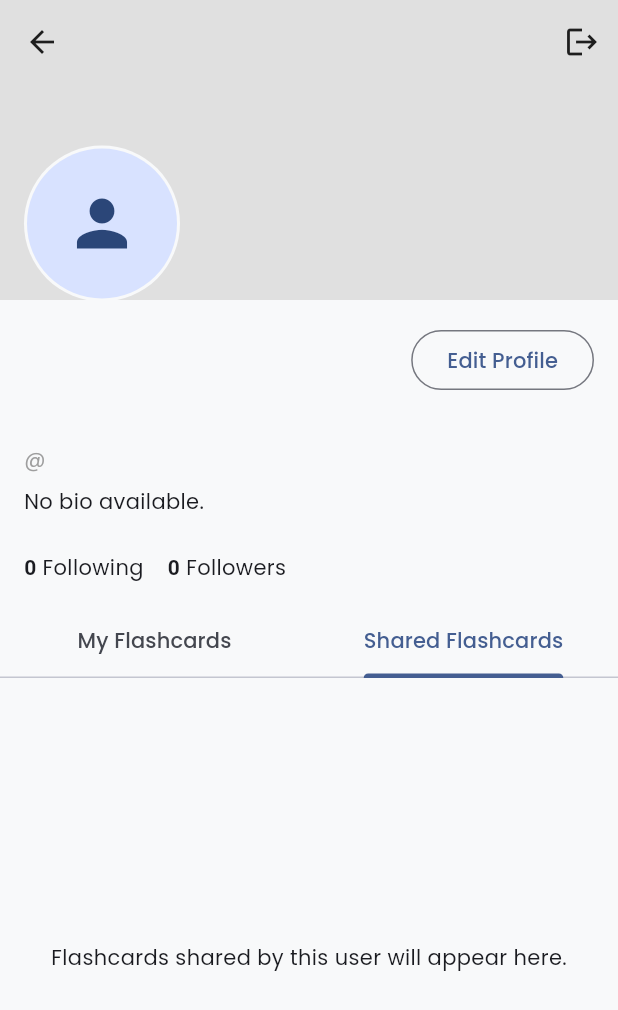
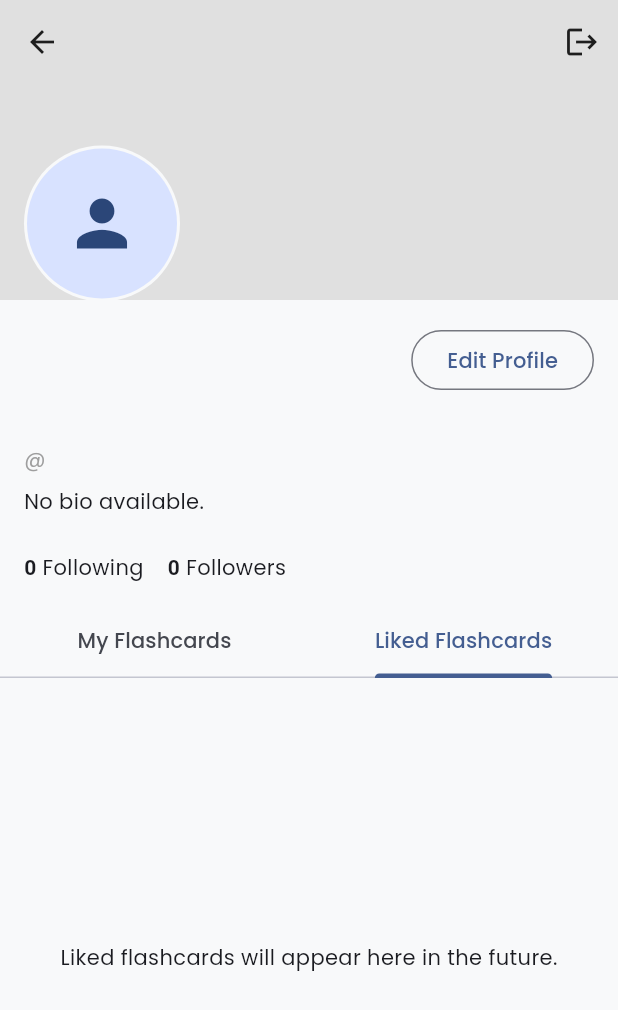
Before and after one commit to opkukna1/chetegram, a Flutter app: the ProfileScreen screen opened directly, tab 2 chosen, on a phone screen of 412 x 824 dp. Shown: the top 1010 px of the screen. Run offline on Flutter 3.47's test engine with Material 3 defaults, Android fonts, the phone set to English and light mode, and no system bars; our stand-ins replace cloud_firestore, firebase_auth, firebase_core, firebase_storage, fl_chart, flutter_heatmap_calendar and 4 more; accounts and stored records are empty; generated files the repository leaves out were written again; statements that could not run were skipped.

Commit message:
Update profile_screen.dart

```diff
--- a/lib/screens/profile_screen.dart
+++ b/lib/screens/profile_screen.dart
@@ -1,3 +1,4 @@
+import 'package:chetegram/models/flashcard_model.dart';
 import 'package:chetegram/models/user_model.dart';
 import 'package:chetegram/services/auth_service.dart';
 import 'package:chetegram/services/firestore_service.dart';
@@ -5,7 +6,7 @@ import 'package:cloud_firestore/cloud_firestore.dart';
 import 'package:firebase_auth/firebase_auth.dart';
 import 'package:flutter/material.dart';
 import 'package:go_router/go_router.dart';
-import 'package:chetegram/screens/profile/user_list_screen.dart'; // UserListType के लिए इम्पोर्ट करें
+import 'package:chetegram/screens/profile/user_list_screen.dart';
 
 class ProfileScreen extends StatefulWidget {
   final String? userId;
@@ -55,15 +56,12 @@ class _ProfileScreenState extends State<ProfileScreen> with SingleTickerProvider
 
   void _handleFollowButton() async {
     if (_currentUserId == null || widget.userId == null) return;
-
     setState(() => _isLoadingFollow = true);
-
     if (_isFollowing) {
       await _firestoreService.unfollowUser(widget.userId!);
     } else {
       await _firestoreService.followUser(widget.userId!);
     }
-
     _checkIfFollowing();
     _loadProfile();
   }
@@ -77,6 +75,7 @@ class _ProfileScreenState extends State<ProfileScreen> with SingleTickerProvider
   @override
   Widget build(BuildContext context) {
     bool isMyProfile = (widget.userId == null || widget.userId == _currentUserId);
+    String profileUserId = widget.userId ?? _currentUserId!;
 
     return Scaffold(
       body: FutureBuilder<DocumentSnapshot?>(
@@ -193,15 +192,61 @@ class _ProfileScreenState extends State<ProfileScreen> with SingleTickerProvider
                   controller: _tabController,
                   tabs: const [
                     Tab(text: 'My Flashcards'),
-                    Tab(text: 'Shared Flashcards'),
+                    Tab(text: 'Liked Flashcards'),
                   ],
                 ),
                 Expanded(
                   child: TabBarView(
                     controller: _tabController,
-                    children: const [
-                      Center(child: Text('User\'s created flashcards will appear here.')),
-                      Center(child: Text('Flashcards shared by this user will appear here.')),
+                    children: [
+                      // "My Flashcards" टैब का कंटेंट
+                      StreamBuilder<QuerySnapshot>(
+                        stream: _firestoreService.getFlashcardsForUser(profileUserId),
+                        builder: (context, snapshot) {
+                          if (!snapshot.hasData) return const Center(child: CircularProgressIndicator());
+                          if (snapshot.data!.docs.isEmpty) {
+                            return const Center(child: Text('This user has no public flashcards.'));
+                          }
+                          final flashcards = snapshot.data!.docs.map((doc) => Flashcard.fromFirestore(doc)).toList();
+
+                          return GridView.builder(
+                            padding: const EdgeInsets.all(16),
+                            gridDelegate: const SliverGridDelegateWithFixedCrossAxisCount(
+                              crossAxisCount: 2,
+                              crossAxisSpacing: 10,
+                              mainAxisSpacing: 10,
+                              childAspectRatio: 0.8,
+                            ),
+                            itemCount: flashcards.length,
+                            itemBuilder: (context, index) {
+                              final card = flashcards[index];
+                              return GestureDetector(
+                                onTap: () => context.push('/flashcard-viewer', extra: {'flashcards': flashcards, 'index': index}),
+                                child: Card(
+                                  clipBehavior: Clip.antiAlias,
+                                  elevation: 2,
+                                  child: Column(
+                                    crossAxisAlignment: CrossAxisAlignment.start,
+                                    children: [
+                                      if (card.imageUrl.isNotEmpty)
+                                        Expanded(
+                                          child: Image.network(card.imageUrl, width: double.infinity, fit: BoxFit.cover),
+                                        )
+                                      else
+                                        Expanded(child: Container(color: Colors.grey.shade200, child: Center(child: Icon(Icons.image_not_supported)))),
+                                      Padding(
+                                        padding: const EdgeInsets.all(8.0),
+                                        child: Text(card.frontText, maxLines: 2, overflow: TextOverflow.ellipsis, style: const TextStyle(fontWeight: FontWeight.bold)),
+                                      ),
+                                    ],
+                                  ),
+                                ),
+                              );
+                            },
+                          );
+                        },
+                      ),
+                      const Center(child: Text('Liked flashcards will appear here in the future.')),
                     ],
                   ),
                 )
```
